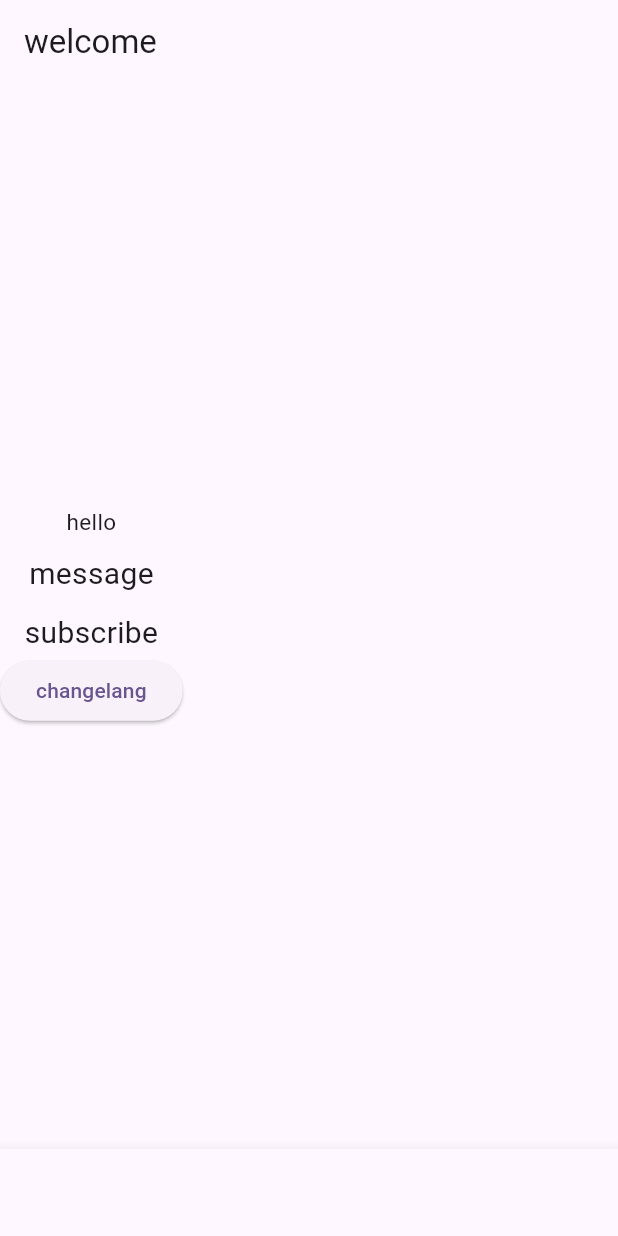
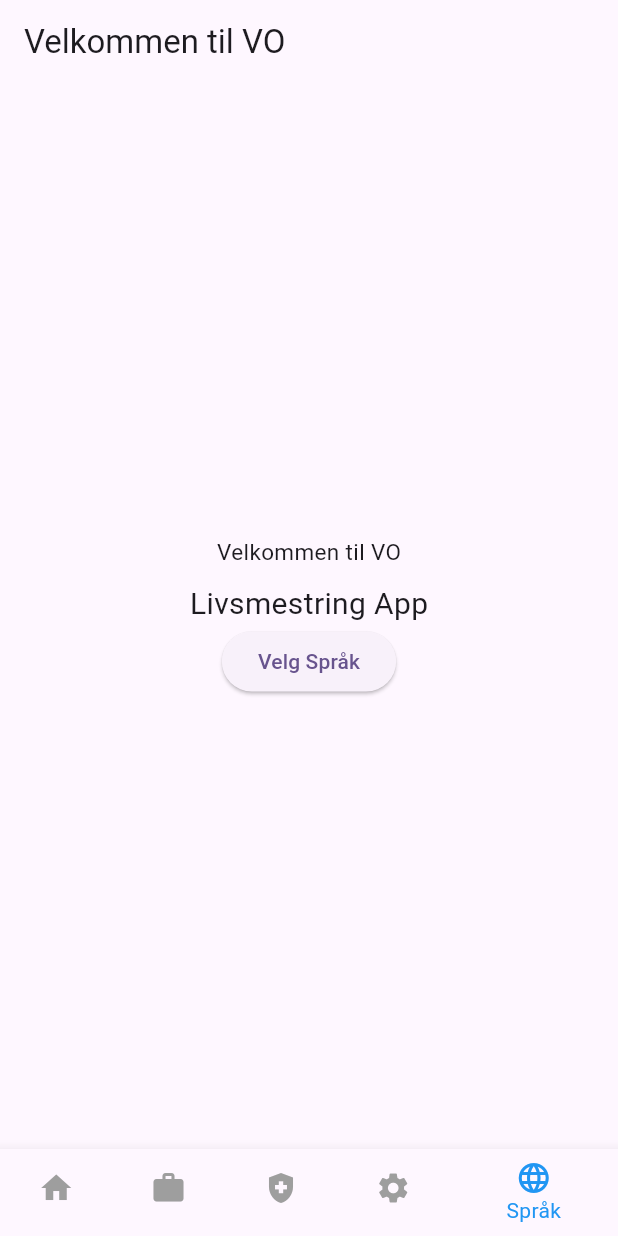
Before and after one commit to s336154/video_player, a Flutter app: the screen it shows after launch, item 5 of the bottom bar chosen, on a phone screen of 412 x 824 dp. Run offline on Flutter 3.47's test engine with Material 3 defaults, Android fonts, the phone set to English and light mode, and no system bars; our stand-ins replace get; missing offline and left inert: appinio_video_player.

```diff
--- a/lib/LocaleString.dart
+++ b/lib/LocaleString.dart
@@ -8,7 +8,7 @@ class LocaleString extends Translations{
     'en_UK':{
       'confirm' : 'Confirm',
       'welcome': 'Welcome to VO',
-      'select_language': 'Select a Language',
+      'select_language': 'Select Language',
       'life_mastery_app' : 'Life Mastery App',
       'language' : 'Language',
       'health': 'Health',
--- a/lib/main.dart
+++ b/lib/main.dart
@@ -1,5 +1,7 @@
 import 'package:flutter/material.dart';
+import 'package:video_player/LocaleString.dart';
 import 'package:video_player/pages/main_page.dart';
+import 'package:get/get.dart';
 
 void main() {
   runApp(const MyApp());
@@ -10,8 +12,11 @@ class MyApp extends StatelessWidget {
 
   @override
   Widget build(BuildContext context) {
-    return MaterialApp(
-      title: 'Flutter Demo',
+    return GetMaterialApp(
+      debugShowCheckedModeBanner: false,
+      translations: LocaleString(),
+      locale: Locale('nb','NO'),
+      title: 'life_mastery_app'.tr,
       theme: ThemeData(
         colorScheme: ColorScheme.fromSeed(seedColor: Colors.deepPurple),
         useMaterial3: true,
--- a/lib/pages/language_page.dart
+++ b/lib/pages/language_page.dart
@@ -26,7 +26,7 @@ class LanguagePage extends StatelessWidget {
     showDialog(context: context,
         builder: (builder){
           return AlertDialog(
-            title: Text('Select Language'.tr),
+            title: Text('select_language'.tr),
             content: Container(
               width: double.maxFinite,
               child: ListView.separated(
@@ -55,19 +55,23 @@ class LanguagePage extends StatelessWidget {
   Widget build(BuildContext context) {
     return Scaffold(
         appBar: AppBar(title: Text('welcome'.tr),),
-        body: Column(
+        body: Center(
+          child: Padding(
+            padding: const EdgeInsets.all(8.0),
+            child: Column(
               mainAxisAlignment: MainAxisAlignment.center,
               children: [
-            Text('hello'.tr,style: TextStyle(fontSize: 15),),
+                Text('welcome'.tr,style: TextStyle(fontSize: 15),),
                 SizedBox(height: 10,),
-            Text('message'.tr,style: TextStyle(fontSize: 20),),
-            SizedBox(height: 10,),
-            Text('subscribe'.tr,style: TextStyle(fontSize: 20),),
+                Text('life_mastery_app'.tr,style: TextStyle(fontSize: 20),),
+
 
                 ElevatedButton(onPressed: (){
                   buildLanguageDialog(context);
-            }, child: Text('changelang'.tr)),
+                }, child: Text('select_language'.tr)),
               ],
+            ),
+          ),
         )
     );
   }
--- a/lib/pages/main_page.dart
+++ b/lib/pages/main_page.dart
@@ -4,9 +4,10 @@ import 'package:video_player/pages/career_page.dart';
 import 'package:video_player/pages/language_page.dart';
 import 'package:video_player/pages/health_page.dart';
 import 'package:flutter/material.dart';
+import 'package:get/get.dart';
 
 class MainPage extends StatefulWidget {
-  const MainPage({super.key});
+  const MainPage({Key? key});
 
   @override
   State<MainPage> createState() => _MainPageState();
@@ -34,36 +35,39 @@ class _MainPageState extends State<MainPage> {
             currentPage = value;
           });
         },
-        items: const [
+        backgroundColor: Colors.white, // Set background color here
+        selectedItemColor: Colors.blue, // Set selected item color if needed
+        unselectedItemColor: Colors.grey, // Set unselected item color if needed
+        items:  [
           BottomNavigationBarItem(
             icon: Icon(
               Icons.home,
             ),
-            label: "Home",
+            label: 'home'.tr,
           ),
           BottomNavigationBarItem(
             icon: Icon(
               Icons.work,
             ),
-            label: "Career",
+            label: 'career'.tr,
           ),
           BottomNavigationBarItem(
             icon: Icon(
               Icons.health_and_safety,
             ),
-            label: "Health",
+            label: 'health'.tr,
           ),
           BottomNavigationBarItem(
             icon: Icon(
               Icons.settings,
             ),
-            label: "Settings",
+            label: 'settings'.tr,
           ),
           BottomNavigationBarItem(
             icon: Icon(
               Icons.language,
             ),
-            label: "Language",
+            label: 'language'.tr,
           ),
         ],
       ),
```
Also changed, not shown: lib/pages/career_page.dart (+25 -3 lines), lib/pages/health_page.dart (+25 -3 lines), lib/pages/home_page.dart (+8 -4 lines), lib/pages/settings_page.dart (+8 -4 lines). Lines whose indentation alone changed are shown as unchanged.
